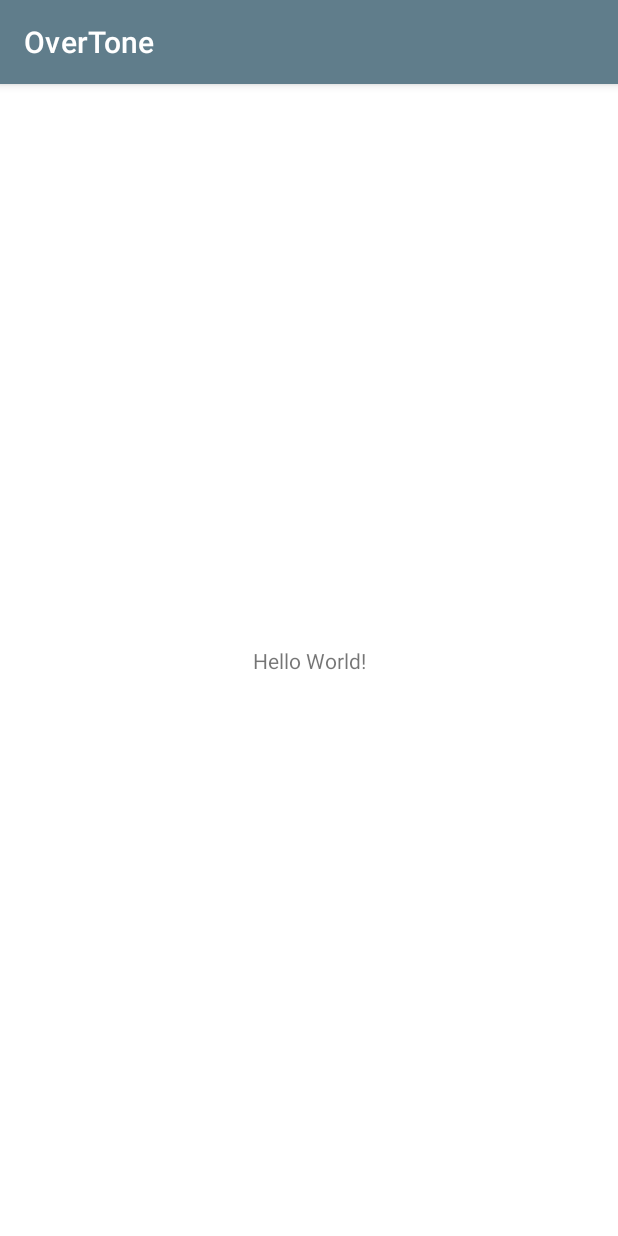
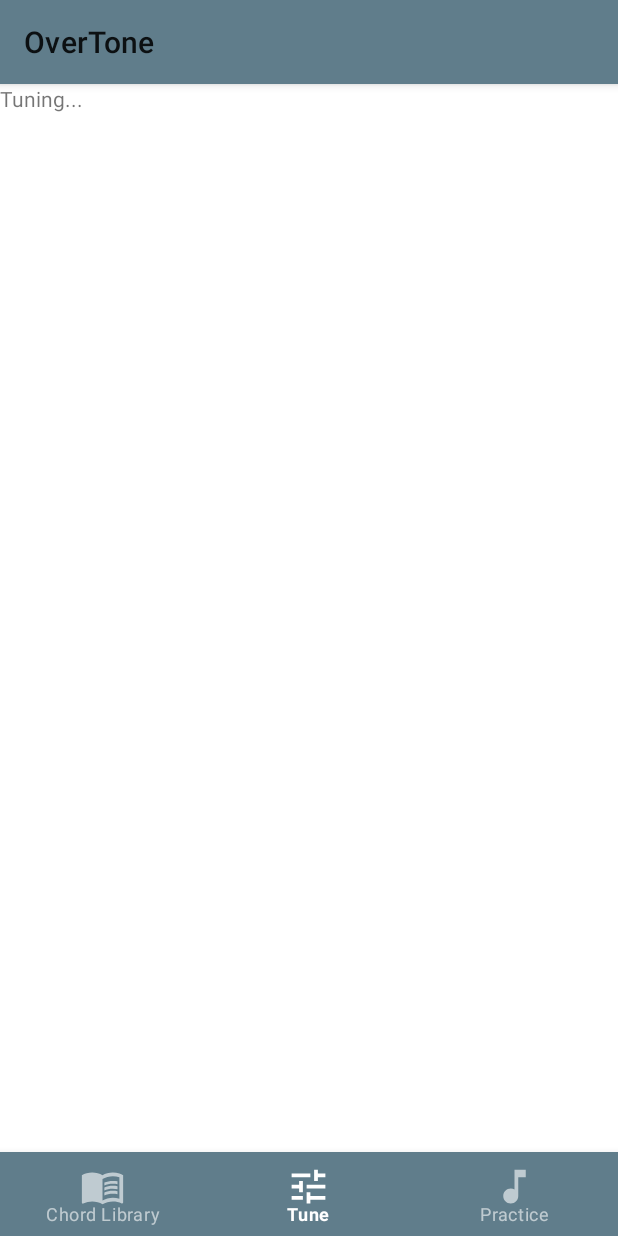
Before and after one commit to danielewatts/OverTone, an Android app: the screen it shows after launch (MainActivity), on a phone screen of 412 x 824 dp. Run offline under Robolectric (Android 15) with nearby library versions, the phone set to English and light mode, and no system bars; our stand-ins replace navigation-ui.

Commit message:
got bottom navbar hooked up to seperate fragments

```diff
--- a/app/src/main/java/com/example/overtone/HomeTuneFrag.java
+++ b/app/src/main/java/com/example/overtone/HomeTuneFrag.java
@@ -2,11 +2,19 @@
 
 import android.os.Bundle;
 
+import androidx.annotation.NonNull;
+import androidx.annotation.Nullable;
 import androidx.fragment.app.Fragment;
+import androidx.navigation.NavController;
+import androidx.navigation.Navigation;
+import androidx.navigation.ui.NavigationUI;
+import androidx.recyclerview.widget.RecyclerView;
 
 import android.view.LayoutInflater;
 import android.view.View;
 import android.view.ViewGroup;
+
+import com.google.android.material.bottomnavigation.BottomNavigationView;
 
 /**
  * A simple {@link Fragment} subclass.
@@ -19,6 +27,8 @@
     // the fragment initialization parameters, e.g. ARG_ITEM_NUMBER
     private static final String ARG_PARAM1 = "param1";
     private static final String ARG_PARAM2 = "param2";
+    NavController navController = null;
+    private RecyclerView recyclerView;
 
     // TODO: Rename and change types of parameters
     private String mParam1;
@@ -61,4 +71,13 @@
         // Inflate the layout for this fragment
         return inflater.inflate(R.layout.fragment_home_tune_frag, container, false);
     }
+
+    @Override
+    public void onViewCreated(@NonNull View view, @Nullable Bundle savedInstanceState) {
+        super.onViewCreated(view, savedInstanceState);
+
+    }
+
+
+
 }
--- a/app/src/main/java/com/example/overtone/MainActivity.java
+++ b/app/src/main/java/com/example/overtone/MainActivity.java
@@ -1,8 +1,13 @@
 package com.example.overtone;
 
 import androidx.appcompat.app.AppCompatActivity;
+import androidx.navigation.NavController;
+import androidx.navigation.Navigation;
+import androidx.navigation.ui.NavigationUI;
 
 import android.os.Bundle;
+
+import com.google.android.material.bottomnavigation.BottomNavigationView;
 
 public class MainActivity extends AppCompatActivity {
 
@@ -10,5 +15,18 @@
     protected void onCreate(Bundle savedInstanceState) {
         super.onCreate(savedInstanceState);
         setContentView(R.layout.activity_main);
+        initializeBottomNavigationBar();
+
+
     }
+
+    public void initializeBottomNavigationBar(){
+        BottomNavigationView bottomNavigationView = findViewById(R.id.bottomNavigationView);
+        NavController navController = Navigation.findNavController(this, R.id.nav_host_fragment);
+        NavigationUI.setupWithNavController(bottomNavigationView,navController);
+    }
+
+
+
+
 }
--- a/app/src/main/res/layout/activity_main.xml
+++ b/app/src/main/res/layout/activity_main.xml
@@ -4,15 +4,34 @@
     xmlns:tools="http://schemas.android.com/tools"
     android:layout_width="match_parent"
     android:layout_height="match_parent"
-    tools:context=".MainActivity">
+    tools:context=".MainActivity"
+    android:id="@+id/mainConstraintLayout">
 
-    <TextView
-        android:layout_width="wrap_content"
+
+
+    <com.google.android.material.bottomnavigation.BottomNavigationView
+        android:id="@+id/bottomNavigationView"
+        android:layout_width="0dp"
         android:layout_height="wrap_content"
-        android:text="Hello World!"
         app:layout_constraintBottom_toBottomOf="parent"
-        app:layout_constraintLeft_toLeftOf="parent"
-        app:layout_constraintRight_toRightOf="parent"
-        app:layout_constraintTop_toTopOf="parent" />
+        app:layout_constraintEnd_toEndOf="parent"
+        app:layout_constraintStart_toStartOf="parent"
+        app:menu="@menu/bottom_menu"
+        app:itemIconSize="30dp"
+        android:elevation="10dp"
+        />
+
+
+    <fragment
+        android:id="@+id/nav_host_fragment"
+        android:name="androidx.navigation.fragment.NavHostFragment"
+        android:layout_width="0dp"
+        android:layout_height="0dp"
+        app:defaultNavHost="true"
+        app:layout_constraintBottom_toTopOf="@+id/bottomNavigationView"
+        app:layout_constraintEnd_toEndOf="parent"
+        app:layout_constraintStart_toStartOf="parent"
+        app:layout_constraintTop_toTopOf="parent"
+        app:navGraph="@navigation/bot_nav_graph" />
 
 </androidx.constraintlayout.widget.ConstraintLayout>
--- a/app/src/main/res/layout/fragment_home_tune_frag.xml
+++ b/app/src/main/res/layout/fragment_home_tune_frag.xml
@@ -9,23 +9,7 @@
     <TextView
         android:layout_width="match_parent"
         android:layout_height="match_parent"
-        android:text="@string/hello_blank_fragment" />
-
-    <com.google.android.material.bottomnavigation.BottomNavigationView
-        android:id="@+id/homeBotNavBar"
-        android:layout_width="match_parent"
-        android:layout_height="wrap_content"
-        app:layout_constraintBottom_toBottomOf="parent"
-        app:layout_constraintEnd_toEndOf="parent"
-        app:layout_constraintLeft_toLeftOf="parent"
-        app:layout_constraintRight_toRightOf="parent"
-        app:layout_constraintStart_toStartOf="parent"
-       />
-
-
-
-
-
+        android:text="Tuning..." />
 
 
 
--- a/app/src/main/res/menu/bottom_menu.xml
+++ b/app/src/main/res/menu/bottom_menu.xml
@@ -1,23 +1,22 @@
 <?xml version="1.0" encoding="utf-8"?>
 <menu xmlns:android="http://schemas.android.com/apk/res/android">
-    <item
-        android:id="@+id/homeTuneFrag"
-        android:title="Home"
-        android:icon = "@drawable/ic_baseline_tune_24"/>
-    <item
-        android:id="@+id/settingsViewFrag"
-        android:title="Settings"
-        android:icon="@drawable/ic_baseline_settings_24"
-        />
-    <item
-        android:id="@+id/practiceModeFrag"
-        android:title="Practice"
-        android:icon="@drawable/ic_baseline_music_note_24"
-        />
+
+
     <item
         android:id="@+id/chordLibraryFrag"
         android:title="Chord Library"
         android:icon="@drawable/ic_baseline_menu_book_24"
         />
 
+    <item
+        android:id="@+id/homeTuneFrag"
+        android:title="Tune"
+        android:icon = "@drawable/ic_baseline_tune_24"/>
+    <item
+        android:id="@+id/practiceModeFrag"
+        android:title="Practice"
+        android:icon="@drawable/ic_baseline_music_note_24"
+        />
+
+
 </menu>
--- a/app/src/main/res/values/styles.xml
+++ b/app/src/main/res/values/styles.xml
@@ -1,9 +1,10 @@
 <resources>
     <!-- Base application theme. -->
-    <style name="AppTheme" parent="Theme.MaterialComponents.Light.DarkActionBar">
+    <style name="AppTheme" parent="Theme.MaterialComponents.Light">
         <!-- Customize your theme here. -->
         <item name="colorPrimary">@color/colorPrimary</item>
         <item name="colorPrimaryDark">@color/colorPrimaryDark</item>
         <item name="colorAccent">@color/colorAccent</item>
+        <item name="bottomNavigationStyle">@style/Widget.MaterialComponents.BottomNavigationView.Colored</item>
     </style>
 </resources>
```
